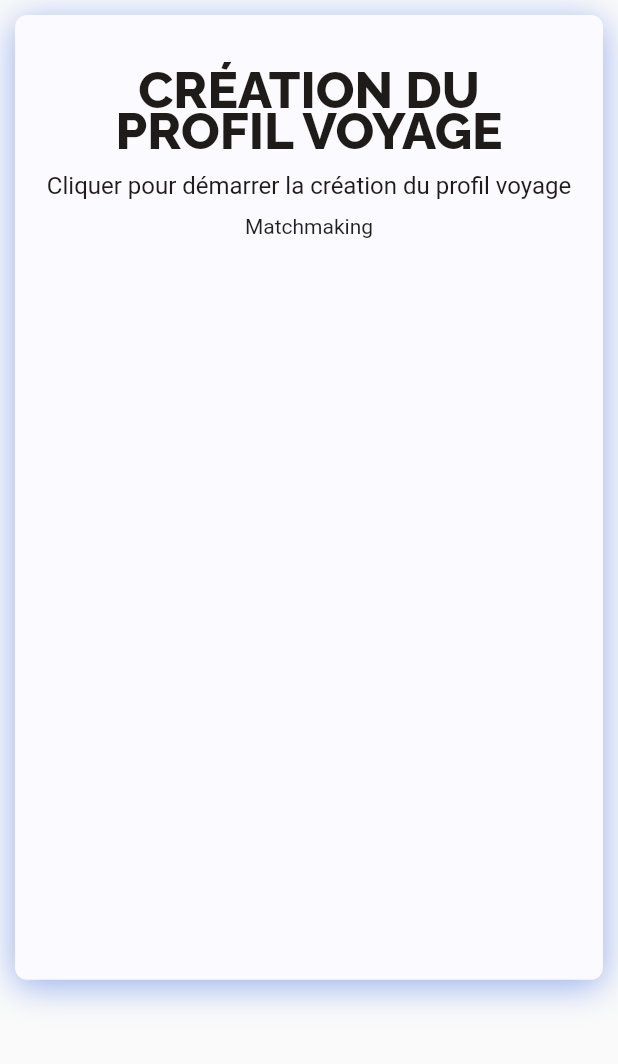
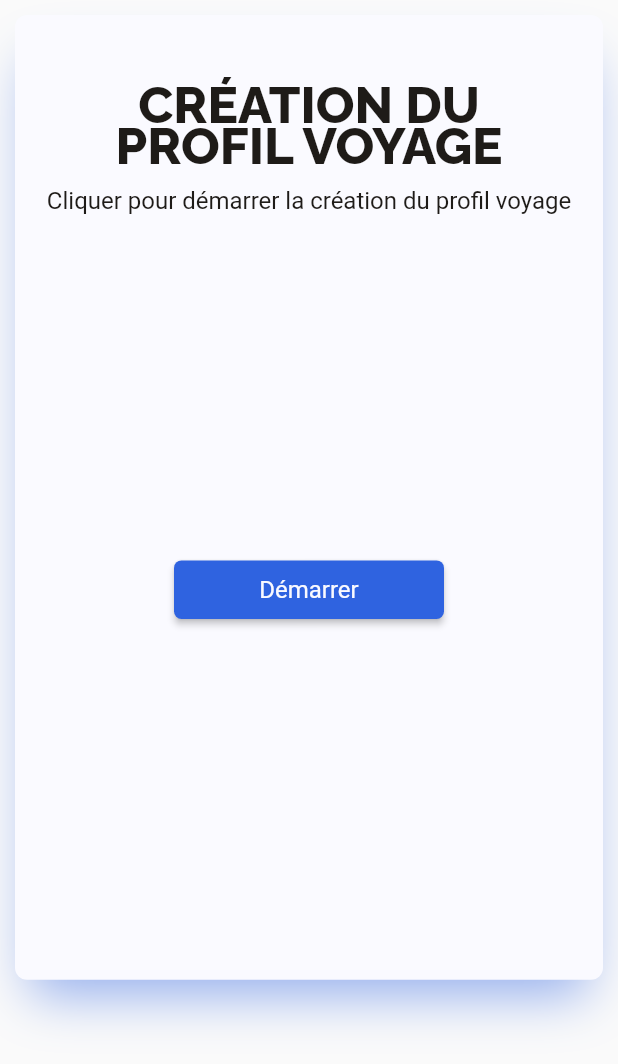
Before and after one commit to EpiTobby/TripNJoyFront, a Flutter app: the MatchmakingPage widget shown alone on an empty page, opened directly, on a phone screen of 412 x 824 dp. Shown: the top 1064 px of the screen. Run offline on Flutter 3.47's test engine with Material 2 defaults, Android fonts, the phone set to English and light mode, and no system bars; our stand-ins replace another_flushbar, chopper, flutter_hooks, flutter_riverpod, flutter_secure_storage, google_fonts and 3 more; missing offline and left inert: jwt_decode, minio; accounts and stored records are empty; generated files the repository leaves out were written again.

```diff
--- a/lib/screens/matchmaking/matchmaking.screen.dart
+++ b/lib/screens/matchmaking/matchmaking.screen.dart
@@ -1,4 +1,5 @@
 import 'package:flutter/material.dart';
+import 'package:trip_n_joy_front/widgets/common/button.widget.dart';
 import 'package:trip_n_joy_front/widgets/common/card.widget.dart';
 
 class MatchmakingPage extends StatefulWidget {
@@ -16,7 +17,9 @@ class _MatchmakingPageState extends State<MatchmakingPage> {
         isLightBackground: true,
         title: "Création du profil voyage",
         subtitle: "Cliquer pour démarrer la création du profil voyage",
-        child: Text('Matchmaking'),
+        child: Center(
+          child: PrimaryButton(text: "Démarrer", onPressed: () {}),
+        ),
       ),
     );
   }
--- a/lib/widgets/common/card.widget.dart
+++ b/lib/widgets/common/card.widget.dart
@@ -35,13 +35,14 @@ class StandardCard extends StatelessWidget {
                 color: isLightBackground
                     ? Theme.of(context).colorScheme.secondary.withOpacity(0.5)
                     : backgroundColor.withOpacity(0.5),
-                blurRadius: 20,
-                offset: const Offset(0, 4),
+                blurRadius: 30,
+                spreadRadius: -10,
+                offset: const Offset(0, 20),
               ),
             ],
           ),
           child: Padding(
-            padding: const EdgeInsets.only(top: 30.0, bottom: 20.0, left: 10.0, right: 10.0),
+            padding: const EdgeInsets.only(top: 40.0, bottom: 20.0, left: 10.0, right: 10.0),
             child: Column(children: [
               if (title != null)
                 Padding(
@@ -62,13 +63,14 @@ class StandardCard extends StatelessWidget {
                   padding: const EdgeInsets.all(10.0),
                   child: Text(
                     subtitle!,
+                    textAlign: TextAlign.center,
                     style: TextStyle(
                       fontSize: 16,
                       color: color,
                     ),
                   ),
                 ),
-              if (child != null) child!
+              if (child != null) Expanded(child: child!)
             ]),
           ),
         ),
```
Also changed, not shown: lib/constants/common/colors.style.dart (+11 -0 lines).
